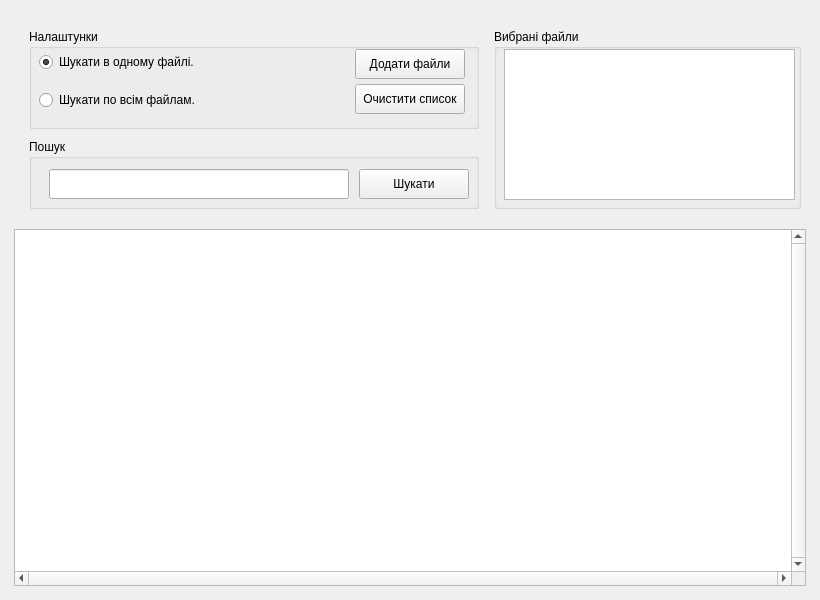
Old version of the form ui/poshuk.ui in the repository SerhiyKisliuy/poshuk.
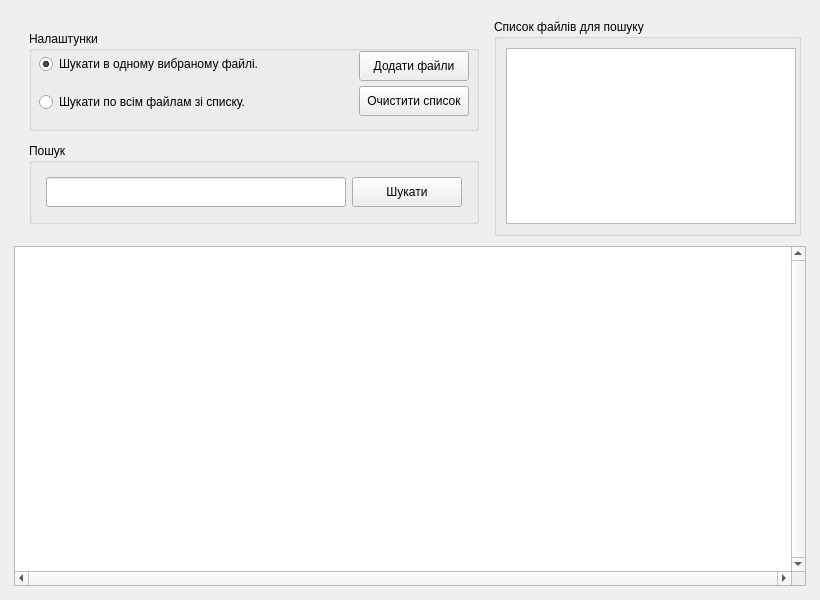
New version of the form.

Commit message: Виконано оновлення інтерфейсу.

Diff of the .ui file:
```diff
--- a/ui/poshuk.ui
+++ b/ui/poshuk.ui
@@ -108,7 +108,7 @@
           <item>
            <widget class="QGroupBox" name="groupBox">
             <property name="sizePolicy">
-             <sizepolicy hsizetype="Expanding" vsizetype="Minimum">
+             <sizepolicy hsizetype="Fixed" vsizetype="Fixed">
               <horstretch>0</horstretch>
               <verstretch>0</verstretch>
              </sizepolicy>
@@ -122,12 +122,12 @@
             <property name="title">
              <string>Налаштунки</string>
             </property>
-            <widget class="QWidget" name="">
+            <widget class="QWidget" name="layoutWidget">
              <property name="geometry">
               <rect>
                <x>0</x>
                <y>10</y>
-               <width>446</width>
+               <width>450</width>
                <height>85</height>
               </rect>
              </property>
@@ -179,7 +179,7 @@
                    </size>
                   </property>
                   <property name="text">
-                   <string>Шукати в одному файлі.</string>
+                   <string>Шукати в одному вибраному файлі.</string>
                   </property>
                   <property name="checked">
                    <bool>true</bool>
@@ -201,7 +201,7 @@
                    </size>
                   </property>
                   <property name="text">
-                   <string>Шукати по всім файлам. </string>
+                   <string>Шукати по всім файлам зі списку. </string>
                   </property>
                  </widget>
                 </item>
@@ -265,7 +265,7 @@
           <item>
            <widget class="QGroupBox" name="groupBox_2">
             <property name="sizePolicy">
-             <sizepolicy hsizetype="Expanding" vsizetype="Minimum">
+             <sizepolicy hsizetype="Expanding" vsizetype="Fixed">
               <horstretch>0</horstretch>
               <verstretch>0</verstretch>
              </sizepolicy>
@@ -279,15 +279,8 @@
             <property name="title">
              <string>Пошук</string>
             </property>
-            <widget class="QWidget" name="layoutWidget">
-             <property name="geometry">
-              <rect>
-               <x>15</x>
-               <y>25</y>
-               <width>430</width>
-               <height>40</height>
-              </rect>
-             </property>
+            <layout class="QVBoxLayout" name="verticalLayout_6">
+             <item>
              <layout class="QHBoxLayout" name="horizontalLayout_5">
               <property name="spacing">
                <number>10</number>
@@ -340,7 +333,8 @@
                </widget>
               </item>
              </layout>
-            </widget>
+             </item>
+            </layout>
            </widget>
           </item>
          </layout>
@@ -360,18 +354,47 @@
            </size>
           </property>
           <property name="title">
-           <string>Вибрані файли</string>
+           <string>Список файлів для пошуку</string>
           </property>
+          <layout class="QVBoxLayout" name="verticalLayout_3">
+           <item>
           <widget class="QListWidget" name="listWidget">
-           <property name="geometry">
-            <rect>
-             <x>10</x>
-             <y>20</y>
-             <width>291</width>
-             <height>151</height>
-            </rect>
-           </property>
-          </widget>
+             <property name="sizePolicy">
+              <sizepolicy hsizetype="Expanding" vsizetype="Expanding">
+               <horstretch>10</horstretch>
+               <verstretch>0</verstretch>
+              </sizepolicy>
+             </property>
+             <property name="minimumSize">
+              <size>
+               <width>290</width>
+               <height>150</height>
+              </size>
+             </property>
+             <property name="sizeIncrement">
+              <size>
+               <width>0</width>
+               <height>0</height>
+              </size>
+             </property>
+             <property name="acceptDrops">
+              <bool>false</bool>
+             </property>
+             <property name="layoutDirection">
+              <enum>Qt::LeftToRight</enum>
+             </property>
+             <property name="sizeAdjustPolicy">
+              <enum>QAbstractScrollArea::AdjustIgnored</enum>
+             </property>
+             <property name="movement">
+              <enum>QListView::Snap</enum>
+             </property>
+             <property name="resizeMode">
+              <enum>QListView::Adjust</enum>
+             </property>
+            </widget>
+           </item>
+          </layout>
          </widget>
         </item>
        </layout>
```
Lines whose indentation alone changed are shown as unchanged. The commit also changes 1 other file.
